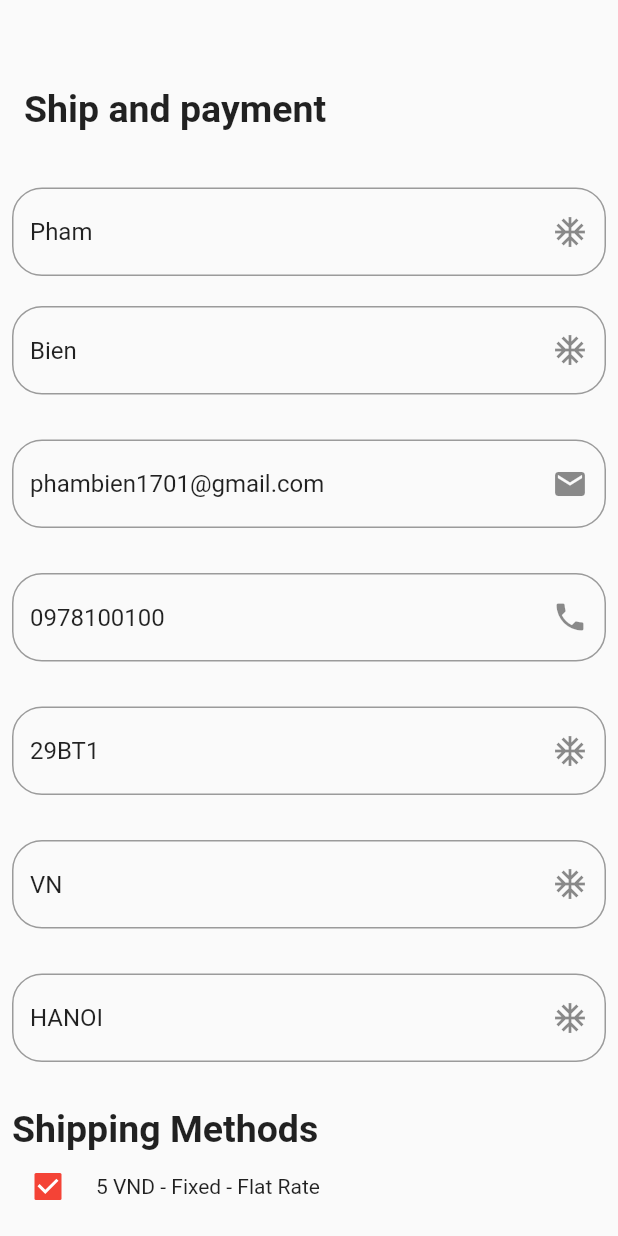
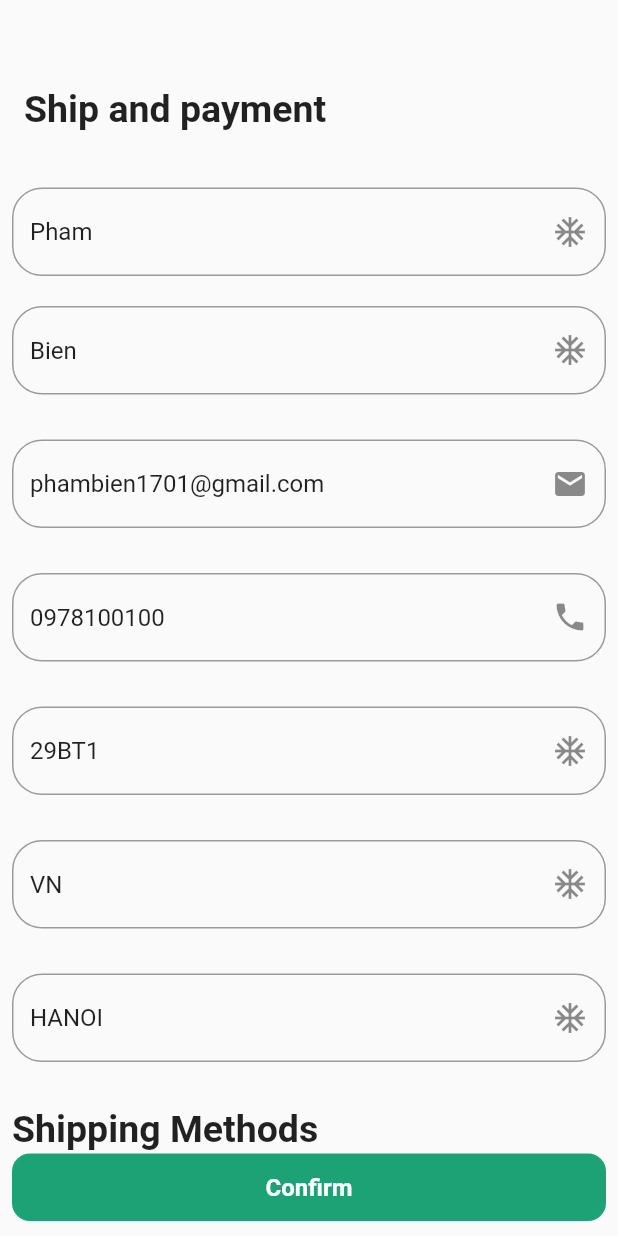
Before and after one commit to kakaphamno1/demo-ecommerce-mage, a Flutter app: the OrderConfirmPage screen opened directly, on a phone screen of 412 x 824 dp. Run offline on Flutter 3.47's test engine with Material 2 defaults, Android fonts, the phone set to English and light mode, and no system bars; our stand-ins replace cached_network_image, flutter_html, flutter_rating_bar, flutter_svg, flutter_swiper, like_button and 2 more; accounts and stored records are empty; network calls fail.

```diff
--- a/lib/models/catalog.dart
+++ b/lib/models/catalog.dart
@@ -118,7 +118,7 @@ class Category {
       }
     }
 
-    final imageURL = (imageURLPath != "") ? (globalStoreConfig.baseMediaURL??'') + MediaPath.categoryImagePath + imageURLPath : "";
+    final imageURL = (imageURLPath != "") ? (globalStoreConfig.baseURL??'').substring(0,globalStoreConfig.baseURL!.length-1) + imageURLPath : "";
     // final imageURL =
     //     'http://magento2demo.firebearstudio.com/pub/media/catalog/product/cache/f788d01ac2c5fd4793fdef46ac3ad66c/' + imageURLPath;
     final childrenData = json["children_data"] as List;
--- a/lib/pages/order_confirm_page.dart
+++ b/lib/pages/order_confirm_page.dart
@@ -62,6 +62,9 @@ class _OrderConfirmPageState extends State<OrderConfirmPage> {
         padding: EdgeInsets.fromLTRB(8, 50, 8, 0),
         height: height,
         width: width,
+        child: Column(
+          children: [
+            Expanded(
               child: SingleChildScrollView(
                 child: Form(
                   key: _formKey,
@@ -233,7 +236,13 @@ class _OrderConfirmPageState extends State<OrderConfirmPage> {
                           ),
                         ],
                       ),
-                SizedBox(width: 30,),
+                      SizedBox(width: 30,)
+
+                    ],
+                  ),
+                ),
+              ),
+            ),
             NormalButton(context, text: 'Confirm', isOutLine: false, isLoading: isLoading, onTap: () async {
               setState(() {
                 isLoading = true;
@@ -279,10 +288,8 @@ class _OrderConfirmPageState extends State<OrderConfirmPage> {
                     }
                   }));
             }),
-                SizedBox(width: 30,),
+            SizedBox(height: 10,)
           ],
-            ),
-          ),
         ),
       ),
     );
```
Also changed, not shown: lib/pages/homePage.dart (+4 -3 lines). Lines whose indentation alone changed are shown as unchanged.
